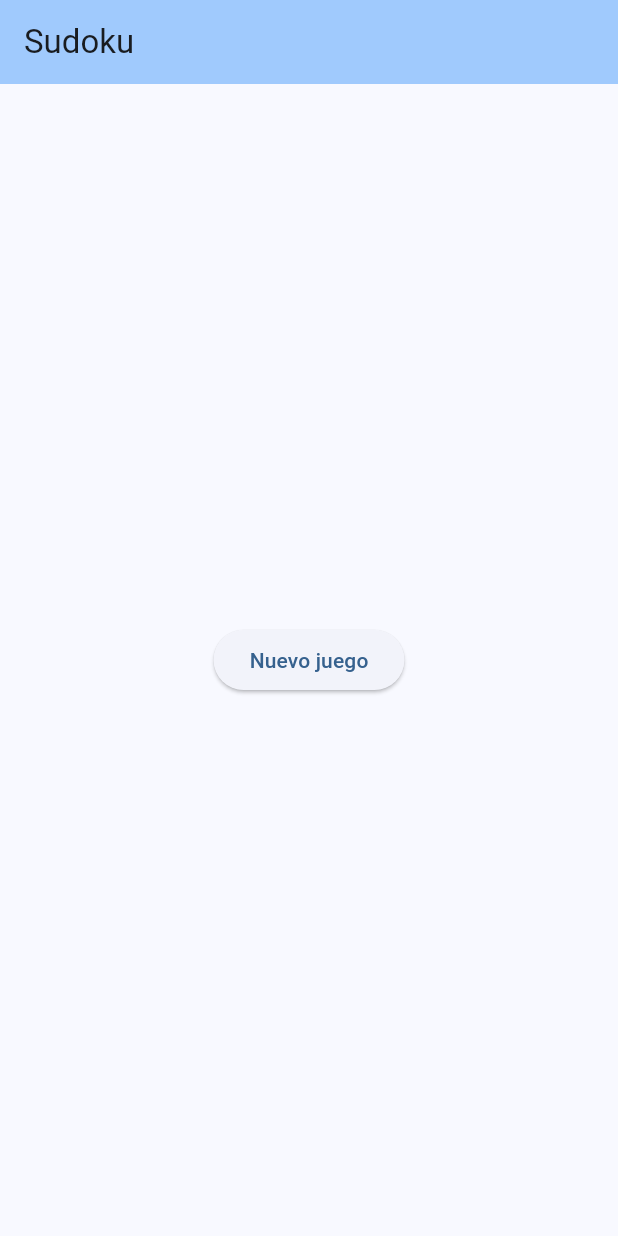
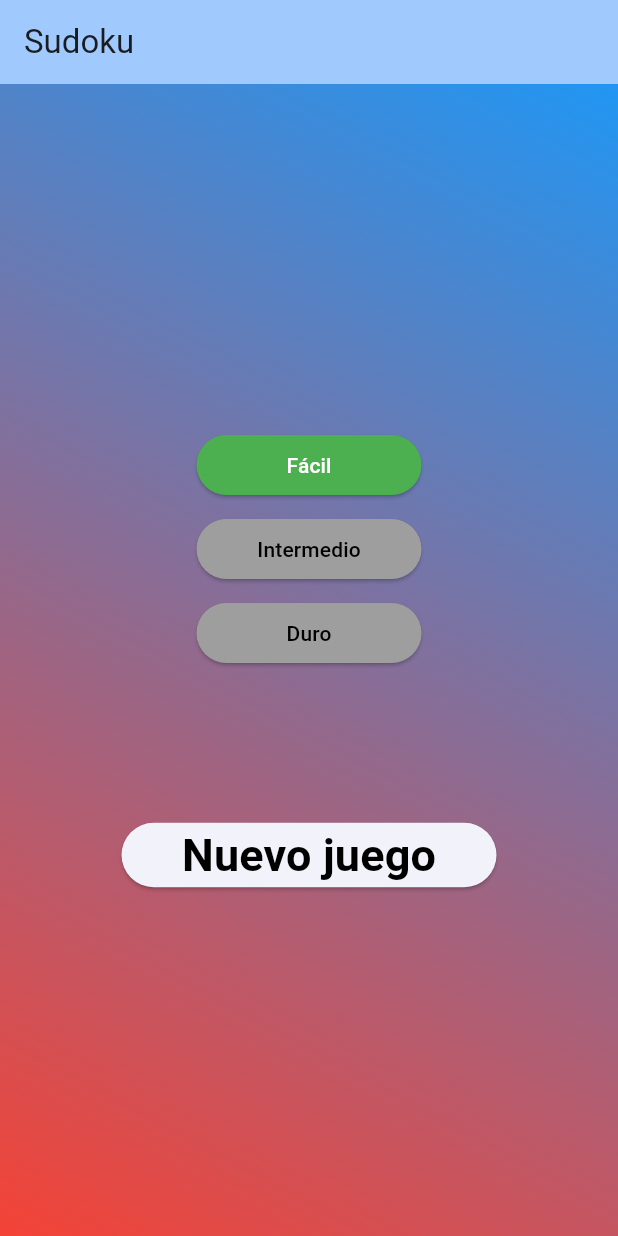
Before and after one commit to mandito67/sudoku, a Flutter app: the screen it shows after launch, on a phone screen of 412 x 824 dp. Run offline on Flutter 3.47's test engine with Material 3 defaults, Android fonts, the light colour scheme and no system bars; our stand-ins replace flutter_layout_grid.

Commit message:
Ajustes visuales

```diff
--- a/lib/main.dart
+++ b/lib/main.dart
@@ -23,6 +23,12 @@ class MyApp extends StatelessWidget {
           "/sudoku": (BuildContext context) {
             return Sudoku();
           },
+          "/nivel": (BuildContext context) {
+            return Sudoku();
+          },
+          "/configuracion": (BuildContext context) {
+            return Sudoku();
+          },
         });
   }
 }
@@ -36,6 +42,7 @@ class MyHomePage extends StatefulWidget {
 
 class _MyHomePageState extends State<MyHomePage> {
   @override
+  int nivel = 1;
   Widget build(BuildContext context) {
     return Scaffold(
       appBar: AppBar(
@@ -43,12 +50,95 @@ class _MyHomePageState extends State<MyHomePage> {
         title: Text(widget.title),
       ),
       body: Center(
-          child: ElevatedButton(
-        onPressed: () {
-          Navigator.pushNamed(context, '/sudoku');
-        },
-        child: const Text('Nuevo juego'),
-      )),
+        child: Container(
+          decoration: const BoxDecoration(
+              gradient: LinearGradient(
+            begin: Alignment.topRight,
+            end: Alignment.bottomLeft,
+            colors: [
+              Colors.blue,
+              Colors.red,
+            ],
+          )),
+          child: Center(
+            child: Column(
+              mainAxisAlignment: MainAxisAlignment.center,
+              children: [
+                SizedBox(
+                  width: 150,
+                  child: ElevatedButton(
+                      style: ButtonStyle(
+                        backgroundColor: WidgetStatePropertyAll<Color>(
+                            nivel == 1 ? Colors.green : Colors.grey),
+                      ),
+                      onPressed: () => setState(() {
+                            nivel = 1;
+                          }),
+                      child: Text(
+                        'Fácil',
+                        style: TextStyle(
+                            color: nivel == 1 ? Colors.white : Colors.black),
+                      )),
+                ),
+                Padding(
+                  padding: EdgeInsets.all(8.0),
+                  child: SizedBox(
+                    width: 150,
+                    child: ElevatedButton(
+                        style: ButtonStyle(
+                          backgroundColor: WidgetStatePropertyAll<Color>(
+                              nivel == 2 ? Colors.green : Colors.grey),
+                        ),
+                        onPressed: () => setState(() {
+                              nivel = 2;
+                            }),
+                        child: Text(
+                          'Intermedio',
+                          style: TextStyle(
+                              color: nivel == 2 ? Colors.white : Colors.black),
+                        )),
+                  ),
+                ),
+                SizedBox(
+                  width: 150,
+                  child: ElevatedButton(
+                      style: ButtonStyle(
+                        backgroundColor: WidgetStatePropertyAll<Color>(
+                            nivel == 3 ? Colors.green : Colors.grey),
+                      ),
+                      onPressed: () => setState(() {
+                            nivel = 3;
+                          }),
+                      child: Text(
+                        'Duro',
+                        style: TextStyle(
+                            color: nivel == 3 ? Colors.white : Colors.black),
+                      )),
+                ),
+                const SizedBox(
+                  height: 100,
+                ),
+                SizedBox(
+                  width: 250,
+                  child: ElevatedButton(
+                    onPressed: () => setState(() {
+                      Navigator.pushNamed(context, '/sudoku', arguments: nivel);
+                    }),
+                    child: const Text(
+                      'Nuevo juego',
+                      style: TextStyle(
+                        fontSize: 30.0,
+                        fontWeight: FontWeight.bold,
+                        color: Colors.black,
+                      ),
+                    ),
+                  ),
+                ),
+              ],
+            ),
+          ),
+        ),
+      ),
     );
   }
 }
--- a/pubspec.yaml
+++ b/pubspec.yaml
@@ -60,9 +60,9 @@ flutter:
   uses-material-design: true
 
   # To add assets to your application, add an assets section, like this:
-  # assets:
-  #   - images/a_dot_burr.jpeg
-  #   - images/a_dot_ham.jpeg
+  assets:
+    - assets/fondo_sudoku1.png
+    - assets/fondo_sudoku2.png
 
   # An image asset can refer to one or more resolution-specific "variants", see
   # https://flutter.dev/assets-and-images/#resolution-aware
```
Also changed, not shown: lib/sudoku.dart (+176 -56 lines), 1 other file.
